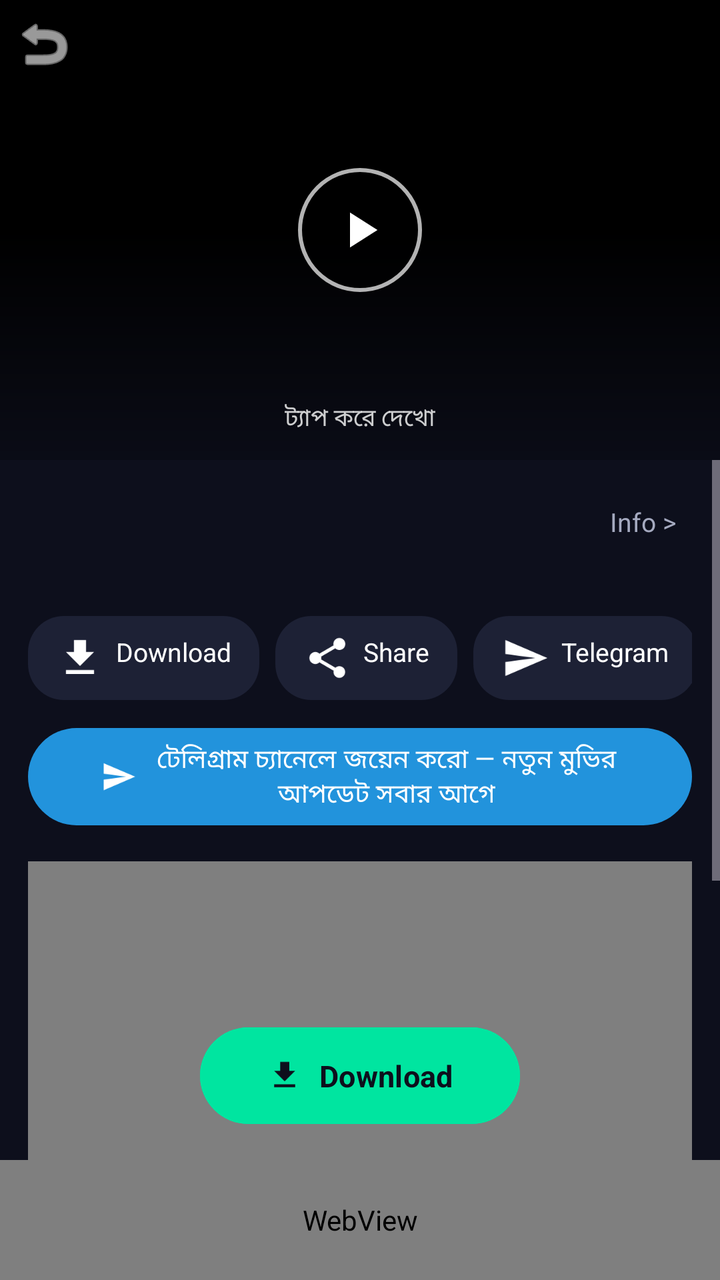
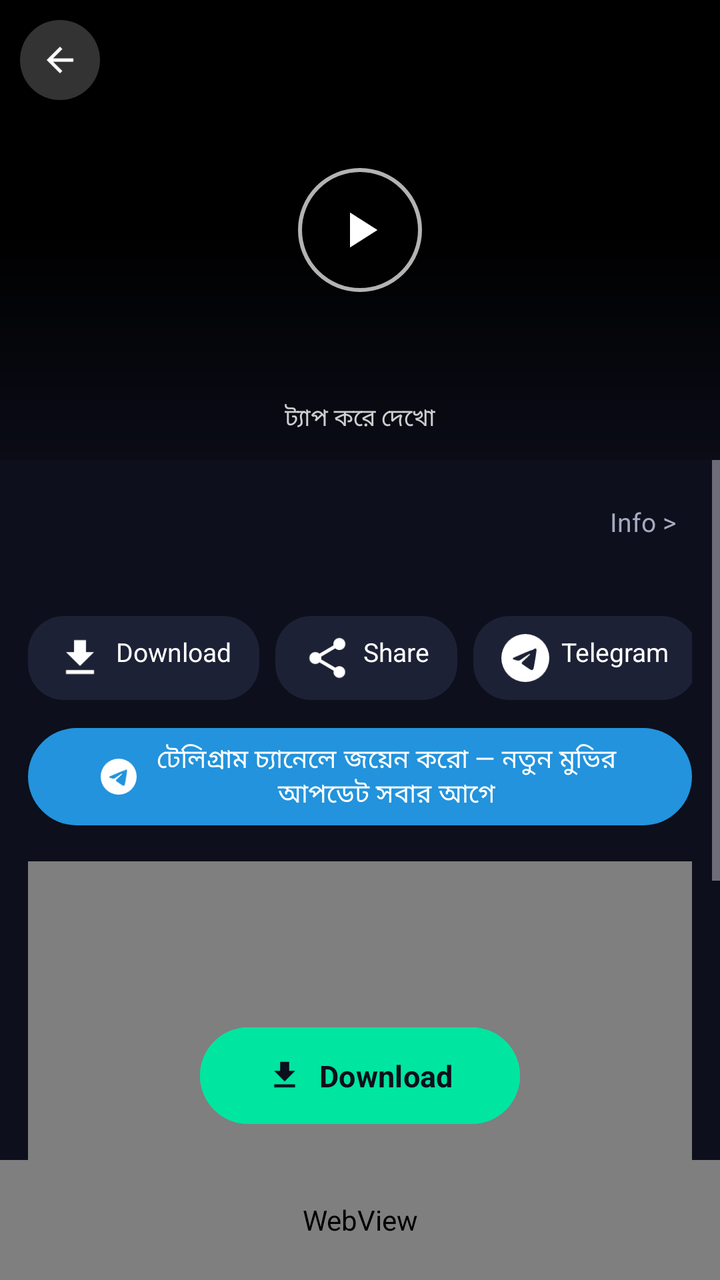

The first picture is an Android layout as it rendered before a commit; the second is the same layout after the commit. The layout source and the unified diff follow.
<!-- AndroidManifest.xml: application theme Theme.MovieBox -->
<!-- res/layout/activity_detail.xml -->
<?xml version="1.0" encoding="utf-8"?>
<FrameLayout xmlns:android="http://schemas.android.com/apk/res/android"
    xmlns:app="http://schemas.android.com/apk/res-auto"
    android:layout_width="match_parent"
    android:layout_height="match_parent"
    android:background="@color/bg">

    <LinearLayout
        android:layout_width="match_parent"
        android:layout_height="match_parent"
        android:orientation="vertical">

        
        <FrameLayout
            android:id="@+id/playerBox"
            android:layout_width="match_parent"
            android:layout_height="230dp"
            android:background="#000000">

            <androidx.media3.ui.PlayerView
                android:id="@+id/playerView"
                android:layout_width="match_parent"
                android:layout_height="match_parent"
                android:visibility="gone"
                app:resize_mode="fit"
                app:show_buffering="when_playing"
                app:surface_type="surface_view"
                app:use_controller="false" />

            
            <FrameLayout
                android:id="@+id/posterCover"
                android:layout_width="match_parent"
                android:layout_height="match_parent"
                android:background="#000000">

                <ImageView
                    android:id="@+id/dPosterTop"
                    android:layout_width="match_parent"
                    android:layout_height="match_parent"
                    android:contentDescription="poster"
                    android:scaleType="centerCrop" />

                <View
                    android:layout_width="match_parent"
                    android:layout_height="match_parent"
                    android:background="@drawable/hero_gradient" />

                <ImageButton
                    android:id="@+id/btnMiniPlayBig"
                    android:layout_width="62dp"
                    android:layout_height="62dp"
                    android:layout_gravity="center"
                    android:background="@drawable/bg_play_circle"
                    android:contentDescription="play"
                    android:padding="16dp"
                    android:scaleType="fitCenter"
                    android:src="@drawable/ic_play" />

                <TextView
                    android:layout_width="wrap_content"
                    android:layout_height="wrap_content"
                    android:layout_gravity="bottom|center_horizontal"
                    android:layout_marginBottom="12dp"
                    android:text="ট্যাপ করে দেখো"
                    android:textColor="#CCFFFFFF"
                    android:textSize="12sp" />
            </FrameLayout>

            
            <ImageButton
                android:id="@+id/btnBack"
                android:layout_width="44dp"
                android:layout_height="44dp"
                android:layout_gravity="top|start"
                android:background="?attr/selectableItemBackgroundBorderless"
                android:contentDescription="back"
                android:src="@android:drawable/ic_menu_revert"
                app:tint="#FFFFFF" />

            
            <LinearLayout
                android:id="@+id/miniCtrl"
                android:layout_width="match_parent"
                android:layout_height="wrap_content"
                android:layout_gravity="bottom"
                android:background="@drawable/hero_gradient"
                android:gravity="center_vertical"
                android:orientation="horizontal"
                android:paddingStart="8dp"
                android:paddingEnd="8dp"
                android:paddingBottom="6dp"
                android:visibility="gone">

                <ImageButton
                    android:id="@+id/btnMiniPlay"
                    android:layout_width="40dp"
                    android:layout_height="40dp"
                    android:background="?attr/selectableItemBackgroundBorderless"
                    android:contentDescription="play"
                    android:scaleType="fitCenter"
                    android:src="@drawable/ic_play" />

                <ProgressBar
                    android:id="@+id/miniBar"
                    style="?android:attr/progressBarStyleHorizontal"
                    android:layout_width="0dp"
                    android:layout_height="4dp"
                    android:layout_marginStart="4dp"
                    android:layout_weight="1"
                    android:progressTint="#FFFFFF"
                    android:progressBackgroundTint="#55FFFFFF" />

                <TextView
                    android:id="@+id/miniTime"
                    android:layout_width="wrap_content"
                    android:layout_height="wrap_content"
                    android:paddingStart="6dp"
                    android:textColor="#FFFFFF"
                    android:textSize="11sp" />

                <ImageButton
                    android:id="@+id/btnMiniMin"
                    android:layout_width="38dp"
                    android:layout_height="40dp"
                    android:background="?attr/selectableItemBackgroundBorderless"
                    android:contentDescription="minimize"
                    android:padding="8dp"
                    android:scaleType="fitCenter"
                    android:src="@drawable/ic_minimize" />

                <ImageButton
                    android:id="@+id/btnMiniMax"
                    android:layout_width="38dp"
                    android:layout_height="40dp"
                    android:background="?attr/selectableItemBackgroundBorderless"
                    android:contentDescription="fullscreen"
                    android:padding="8dp"
                    android:scaleType="fitCenter"
                    android:src="@drawable/ic_fullscreen" />
            </LinearLayout>
        </FrameLayout>

        <ScrollView
            android:layout_width="match_parent"
            android:layout_height="0dp"
            android:layout_weight="1"
            android:fillViewport="true">

            <LinearLayout
                android:layout_width="match_parent"
                android:layout_height="wrap_content"
                android:orientation="vertical"
                android:padding="14dp">

                
                <LinearLayout
                    android:layout_width="match_parent"
                    android:layout_height="wrap_content"
                    android:gravity="center_vertical"
                    android:orientation="horizontal">

                    <TextView
                        android:id="@+id/dTitle"
                        android:layout_width="0dp"
                        android:layout_height="wrap_content"
                        android:layout_weight="1"
                        android:fontFamily="sans-serif-medium"
                        android:textColor="@color/textMain"
                        android:textSize="17sp" />

                    <TextView
                        android:id="@+id/btnInfo"
                        android:layout_width="wrap_content"
                        android:layout_height="wrap_content"
                        android:padding="8dp"
                        android:text="Info >"
                        android:textColor="@color/textSub"
                        android:textSize="13sp" />
                </LinearLayout>

                <TextView
                    android:id="@+id/dMeta"
                    android:layout_width="match_parent"
                    android:layout_height="wrap_content"
                    android:layout_marginTop="4dp"
                    android:textColor="@color/textSub"
                    android:textSize="12sp" />

                
                <HorizontalScrollView
                    android:layout_width="match_parent"
                    android:layout_height="wrap_content"
                    android:layout_marginTop="10dp"
                    android:scrollbars="none">

                    <LinearLayout
                        android:layout_width="wrap_content"
                        android:layout_height="wrap_content"
                        android:orientation="horizontal">

                        <TextView
                            android:id="@+id/btnDlChip"
                            android:layout_width="wrap_content"
                            android:layout_height="wrap_content"
                            android:background="@drawable/bg_chip"
                            android:drawableStart="@drawable/ic_download"
                            android:drawablePadding="6dp"
                            android:paddingHorizontal="14dp"
                            android:paddingVertical="9dp"
                            android:text="Download"
                            android:textColor="@color/textMain"
                            android:textSize="13sp" />

                        <TextView
                            android:id="@+id/btnShare"
                            android:layout_width="wrap_content"
                            android:layout_height="wrap_content"
                            android:layout_marginStart="8dp"
                            android:background="@drawable/bg_chip"
                            android:drawableStart="@drawable/ic_share"
                            android:drawablePadding="6dp"
                            android:paddingHorizontal="14dp"
                            android:paddingVertical="9dp"
                            android:text="Share"
                            android:textColor="@color/textMain"
                            android:textSize="13sp" />

                        <TextView
                            android:id="@+id/btnTgChip"
                            android:layout_width="wrap_content"
                            android:layout_height="wrap_content"
                            android:layout_marginStart="8dp"
                            android:background="@drawable/bg_chip"
                            android:drawableStart="@drawable/ic_telegram"
                            android:drawablePadding="6dp"
                            android:paddingHorizontal="14dp"
                            android:paddingVertical="9dp"
                            android:text="Telegram"
                            android:textColor="@color/textMain"
                            android:textSize="13sp" />

                        <TextView
                            android:id="@+id/btnWebChip"
                            android:layout_width="wrap_content"
                            android:layout_height="wrap_content"
                            android:layout_marginStart="8dp"
                            android:background="@drawable/bg_chip"
                            android:drawableStart="@drawable/ic_globe"
                            android:drawablePadding="6dp"
                            android:paddingHorizontal="14dp"
                            android:paddingVertical="9dp"
                            android:text="Website"
                            android:textColor="@color/textMain"
                            android:textSize="13sp" />
                    </LinearLayout>
                </HorizontalScrollView>

                
                <com.google.android.material.button.MaterialButton
                    android:id="@+id/btnTgChannel"
                    android:layout_width="match_parent"
                    android:layout_height="wrap_content"
                    android:layout_marginTop="10dp"
                    android:text="টেলিগ্রাম চ্যানেলে জয়েন করো — নতুন মুভির আপডেট সবার আগে"
                    android:textSize="13sp"
                    app:backgroundTint="#2293DC"
                    app:icon="@drawable/ic_telegram"
                    app:iconGravity="textStart"
                    app:iconTint="#FFFFFF" />

                
                <LinearLayout
                    android:id="@+id/noVideoNote"
                    android:layout_width="match_parent"
                    android:layout_height="wrap_content"
                    android:layout_marginTop="8dp"
                    android:background="@drawable/note_card"
                    android:gravity="center_horizontal"
                    android:orientation="vertical"
                    android:padding="18dp"
                    android:visibility="gone">

                    <ImageView
                        android:layout_width="44dp"
                        android:layout_height="44dp"
                        android:alpha="0.85"
                        android:contentDescription="video"
                        android:src="@drawable/ic_video" />

                    <TextView
                        android:layout_width="wrap_content"
                        android:layout_height="wrap_content"
                        android:layout_marginTop="8dp"
                        android:fontFamily="sans-serif-medium"
                        android:text="এই ভিডিওটা অ্যাপে যোগ করা হয়নি!"
                        android:textColor="@color/textMain"
                        android:textSize="15sp" />

                    <TextView
                        android:layout_width="match_parent"
                        android:layout_height="wrap_content"
                        android:layout_marginTop="6dp"
                        android:gravity="center"
                        android:text="চিন্তা নেই! এটা আমাদের ওয়েবসাইটে আপলোড করা আছে। নিচের বাটনে চাপলেই সরাসরি ওয়েবসাইটে যাবে — সেখানে এক ক্লিকেই দেখতে পারবে।"
                        android:textColor="@color/textSub"
                        android:textSize="13sp" />

                    <com.google.android.material.button.MaterialButton
                        android:id="@+id/btnNoteWeb"
                        android:layout_width="wrap_content"
                        android:layout_height="wrap_content"
                        android:layout_marginTop="12dp"
                        android:text="ওয়েবসাইটে গিয়ে দেখো"
                        app:icon="@drawable/ic_globe"
                        app:iconGravity="textStart" />

                    <com.google.android.material.button.MaterialButton
                        android:id="@+id/btnNoteTg"
                        android:layout_width="wrap_content"
                        android:layout_height="wrap_content"
                        android:layout_marginTop="8dp"
                        android:text="টেলিগ্রাম চ্যানেলে জয়েন করো"
                        app:backgroundTint="#2293DC"
                        app:icon="@drawable/ic_telegram"
                        app:iconGravity="textStart" />
                </LinearLayout>

                
                <FrameLayout
                    android:id="@+id/adBoxRect"
                    android:layout_width="match_parent"
                    android:layout_height="250dp"
                    android:layout_marginTop="14dp"
                    android:background="@color/surface">

                    <WebView
                        android:id="@+id/adRect"
                        android:layout_width="match_parent"
                        android:layout_height="match_parent" />
                </FrameLayout>

                
                <LinearLayout
                    android:layout_width="match_parent"
                    android:layout_height="wrap_content"
                    android:layout_marginTop="14dp"
                    android:gravity="center_vertical"
                    android:orientation="horizontal">

                    <TextView
                        android:id="@+id/btnSeasonDrop"
                        android:layout_width="wrap_content"
                        android:layout_height="wrap_content"
                        android:background="@drawable/bg_chip"
                        android:drawableEnd="@drawable/ic_drop"
                        android:drawablePadding="6dp"
                        android:paddingHorizontal="14dp"
                        android:paddingVertical="9dp"
                        android:text="Season"
                        android:textColor="@color/textMain"
                        android:textSize="13sp" />

                    <TextView
                        android:layout_width="wrap_content"
                        android:layout_height="wrap_content"
                        android:layout_marginStart="10dp"
                        android:text="Resources"
                        android:textColor="@color/textSub"
                        android:textSize="12sp" />
                </LinearLayout>

                <HorizontalScrollView
                    android:layout_width="match_parent"
                    android:layout_height="wrap_content"
                    android:layout_marginTop="10dp"
                    android:scrollbars="none">

                    <LinearLayout
                        android:id="@+id/linkChips"
                        android:layout_width="wrap_content"
                        android:layout_height="wrap_content"
                        android:orientation="horizontal"
                        android:paddingVertical="2dp" />
                </HorizontalScrollView>

                
                <LinearLayout
                    android:id="@+id/seasonPanel"
                    android:layout_width="match_parent"
                    android:layout_height="wrap_content"
                    android:layout_marginTop="10dp"
                    android:background="@drawable/note_card"
                    android:orientation="vertical"
                    android:padding="12dp"
                    android:visibility="gone">

                    <LinearLayout
                        android:layout_width="match_parent"
                        android:layout_height="wrap_content"
                        android:gravity="center_vertical"
                        android:orientation="horizontal">

                        <TextView
                            android:id="@+id/seasonTitle"
                            android:layout_width="0dp"
                            android:layout_height="wrap_content"
                            android:layout_weight="1"
                            android:fontFamily="sans-serif-medium"
                            android:textColor="@color/textMain"
                            android:textSize="14sp" />

                        <ImageButton
                            android:id="@+id/btnPanelClose"
                            android:layout_width="34dp"
                            android:layout_height="34dp"
                            android:background="?attr/selectableItemBackgroundBorderless"
                            android:contentDescription="close"
                            android:src="@drawable/ic_close" />
                    </LinearLayout>

                    <androidx.recyclerview.widget.RecyclerView
                        android:id="@+id/epGrid"
                        android:layout_width="match_parent"
                        android:layout_height="wrap_content"
                        android:layout_marginTop="6dp"
                        android:nestedScrollingEnabled="false" />
                </LinearLayout>

                
                <TextView
                    android:layout_width="wrap_content"
                    android:layout_height="wrap_content"
                    android:layout_marginTop="18dp"
                    android:fontFamily="sans-serif-medium"
                    android:text="For You"
                    android:textColor="@color/textMain"
                    android:textSize="16sp" />

                <androidx.recyclerview.widget.RecyclerView
                    android:id="@+id/forYouGrid"
                    android:layout_width="match_parent"
                    android:layout_height="wrap_content"
                    android:layout_marginTop="8dp"
                    android:nestedScrollingEnabled="false" />
            </LinearLayout>
        </ScrollView>

        
        <FrameLayout
            android:id="@+id/adBox2"
            android:layout_width="match_parent"
            android:layout_height="60dp"
            android:background="@color/surface">

            <WebView
                android:id="@+id/adBanner"
                android:layout_width="match_parent"
                android:layout_height="match_parent" />
        </FrameLayout>
    </LinearLayout>

    
    <com.google.android.material.button.MaterialButton
        android:id="@+id/btnFloatDl"
        android:layout_width="wrap_content"
        android:layout_height="wrap_content"
        android:layout_gravity="bottom|center_horizontal"
        android:layout_marginBottom="74dp"
        android:backgroundTint="@color/accent2"
        android:minWidth="160dp"
        android:paddingHorizontal="26dp"
        android:paddingVertical="14dp"
        android:text="Download"
        android:textColor="#0D0F1C"
        android:textSize="15sp"
        android:textStyle="bold"
        app:cornerRadius="26dp"
        app:icon="@drawable/ic_download"
        app:iconGravity="textStart"
        app:iconTint="#0D0F1C" />

    
    <LinearLayout
        android:id="@+id/gateOverlay"
        android:layout_width="match_parent"
        android:layout_height="match_parent"
        android:background="#E6000000"
        android:gravity="center"
        android:orientation="vertical"
        android:padding="28dp"
        android:visibility="gone">

        <ImageView
            android:layout_width="44dp"
            android:layout_height="44dp"
            android:contentDescription="gate"
            android:src="@drawable/ic_play" />

        <TextView
            android:id="@+id/gateMsg"
            android:layout_width="wrap_content"
            android:layout_height="wrap_content"
            android:layout_marginTop="10dp"
            android:gravity="center"
            android:text="অ্যাড দেখা শেষ! প্লে শুরু হচ্ছে..."
            android:textColor="@color/textMain"
            android:textSize="18sp"
            android:fontFamily="sans-serif-medium" />

        <TextView
            android:id="@+id/gateCount"
            android:layout_width="wrap_content"
            android:layout_height="wrap_content"
            android:layout_marginTop="14dp"
            android:text="5"
            android:textColor="@color/accent"
            android:textSize="56sp"
            android:fontFamily="sans-serif-medium" />

        <TextView
            android:layout_width="wrap_content"
            android:layout_height="wrap_content"
            android:gravity="center"
            android:text="একটু অপেক্ষা করো — মুভি অটো প্লে হবে"
            android:textColor="@color/textSub"
            android:textSize="13sp" />

        <com.google.android.material.button.MaterialButton
            android:id="@+id/btnGateCancel"
            android:layout_width="wrap_content"
            android:layout_height="wrap_content"
            android:layout_marginTop="20dp"
            android:onClick="cancelGate"
            android:text="বাতিল করো"
            app:backgroundTint="@color/surface2" />
    </LinearLayout>
</FrameLayout>
<!-- resources referenced by this layout -->
<resources>
  <color name="accent">#7C4DFF</color>
  <color name="accent2">#00E5A0</color>
  <color name="bg">#0D0F1C</color>
  <color name="surface">#151827</color>
  <color name="surface2">#1D2135</color>
  <color name="textMain">#FFFFFF</color>
  <color name="textSub">#A5AAC0</color>
  <!-- drawable bg_chip (drawable) -->
  <?xml version="1.0" encoding="utf-8"?>
  <shape xmlns:android="http://schemas.android.com/apk/res/android"
      android:shape="rectangle">
      <solid android:color="@color/surface2" />
      <corners android:radius="18dp" />
  </shape>
  <!-- drawable bg_play_circle (drawable) -->
  <?xml version="1.0" encoding="utf-8"?>
  <shape xmlns:android="http://schemas.android.com/apk/res/android"
      android:shape="oval">
      <solid android:color="#99000000" />
      <stroke android:width="2dp" android:color="#B3FFFFFF" />
  </shape>
  <!-- drawable ic_play (drawable) -->
  <?xml version="1.0" encoding="utf-8"?>
  <vector xmlns:android="http://schemas.android.com/apk/res/android"
      android:width="24dp"
      android:height="24dp"
      android:viewportWidth="24"
      android:viewportHeight="24">
      <path
          android:fillColor="#FFFFFF"
          android:pathData="M8,5v14l11,-7z" />
  </vector>
  <!-- drawable ic_telegram (drawable) -->
  <?xml version="1.0" encoding="utf-8"?>
  <vector xmlns:android="http://schemas.android.com/apk/res/android"
      android:width="24dp"
      android:height="24dp"
      android:viewportWidth="24"
      android:viewportHeight="24">
      <path
          android:fillColor="#FFFFFF"
          android:pathData="M2.01,21L23,12 2.01,3 2,10l15,2 -15,2z" />
  </vector>
  <!-- drawable note_card (drawable) -->
  <?xml version="1.0" encoding="utf-8"?>
  <shape xmlns:android="http://schemas.android.com/apk/res/android" android:shape="rectangle">
      <solid android:color="#1B1F33" />
      <corners android:radius="14dp" />
      <stroke android:width="1dp" android:color="#3D7C4DFF" />
  </shape>
  <!-- unchanged entries left out for length: 10 -->
</resources>

<!-- the commit's change to res/layout/activity_detail.xml (unified diff, before → after) -->
@@ -70,12 +70,15 @@
             
             <ImageButton
                 android:id="@+id/btnBack"
-                android:layout_width="44dp"
-                android:layout_height="44dp"
+                android:layout_width="40dp"
+                android:layout_height="40dp"
                 android:layout_gravity="top|start"
-                android:background="?attr/selectableItemBackgroundBorderless"
+                android:layout_margin="10dp"
+                android:background="@drawable/player_btn_circle"
                 android:contentDescription="back"
-                android:src="@android:drawable/ic_menu_revert"
+                android:padding="10dp"
+                android:scaleType="fitCenter"
+                android:src="@drawable/ic_back"
                 app:tint="#FFFFFF" />
 
             
@@ -358,6 +361,21 @@
                         android:paddingHorizontal="14dp"
                         android:paddingVertical="9dp"
                         android:text="Season"
+                        android:textColor="@color/textMain"
+                        android:textSize="13sp" />
+
+                    
+                    <TextView
+                        android:id="@+id/btnAudioDrop"
+                        android:layout_width="wrap_content"
+                        android:layout_height="wrap_content"
+                        android:layout_marginStart="8dp"
+                        android:background="@drawable/bg_chip"
+                        android:drawableStart="@drawable/ic_lang"
+                        android:drawablePadding="6dp"
+                        android:paddingHorizontal="14dp"
+                        android:paddingVertical="9dp"
+                        android:text="Audio"
                         android:textColor="@color/textMain"
                         android:textSize="13sp" />
 
<!-- resource entries referenced after the edit -->
@@ -21,6 +21,28 @@
       <solid android:color="#99000000" />
       <stroke android:width="2dp" android:color="#B3FFFFFF" />
   </shape>
+  <!-- drawable ic_back (drawable) -->
+  <?xml version="1.0" encoding="utf-8"?>
+  <vector xmlns:android="http://schemas.android.com/apk/res/android"
+      android:width="24dp"
+      android:height="24dp"
+      android:viewportWidth="24"
+      android:viewportHeight="24">
+      <path
+          android:fillColor="#FFFFFF"
+          android:pathData="M20,11H7.83l5.59,-5.59L12,4l-8,8 8,8 1.41,-1.41L7.83,13H20v-2z" />
+  </vector>
+  <!-- drawable ic_lang (drawable) -->
+  <?xml version="1.0" encoding="utf-8"?>
+  <vector xmlns:android="http://schemas.android.com/apk/res/android"
+      android:width="24dp"
+      android:height="24dp"
+      android:viewportWidth="24"
+      android:viewportHeight="24">
+      <path
+          android:fillColor="#FFFFFF"
+          android:pathData="M20,2H4c-1.1,0 -1.99,0.9 -1.99,2L2,22l4,-4h14c1.1,0 2,-0.9 2,-2V4c0,-1.1 -0.9,-2 -2,-2z" />
+  </vector>
   <!-- drawable ic_play (drawable) -->
   <?xml version="1.0" encoding="utf-8"?>
   <vector xmlns:android="http://schemas.android.com/apk/res/android"
@@ -41,7 +63,7 @@
       android:viewportHeight="24">
       <path
           android:fillColor="#FFFFFF"
-          android:pathData="M2.01,21L23,12 2.01,3 2,10l15,2 -15,2z" />
+          android:pathData="M11.944 0A12 12 0 0 0 0 12a12 12 0 0 0 12 12 12 12 0 0 0 12-12A12 12 0 0 0 12 0a12 12 0 0 0-0.056 0zm4.962 7.224c0.1-0.002 0.321 0.023 0.465 0.14a0.506 0.506 0 0 1 0.171 0.325c0.016 0.093 0.036 0.306 0.02 0.472-0.18 1.898-0.962 6.502-1.36 8.627-0.168 0.9-0.499 1.201-0.82 1.23-0.696 0.065-1.225-0.46-1.9-0.902-1.056-0.693-1.653-1.124-2.678-1.8-1.185-0.78-0.417-1.21 0.258-1.91 0.177-0.184 3.247-2.977 3.307-3.23 0.007-0.03 0.01-0.14-0.052-0.198-0.062-0.058-0.153-0.038-0.219-0.023-0.093 0.02-1.583 1.006-4.467 2.955-0.423 0.29-0.804 0.432-1.145 0.425-0.377-0.008-1.103-0.213-1.642-0.388-0.662-0.215-1.187-0.329-1.145-0.694 0.024-0.19 0.286-0.385 0.796-0.584 2.75-1.196 4.583-1.985 5.5-2.377 2.62-1.09 3.164-1.28 3.517-1.286z" />
   </vector>
   <!-- drawable note_card (drawable) -->
   <?xml version="1.0" encoding="utf-8"?>
@@ -50,6 +72,11 @@
       <corners android:radius="14dp" />
       <stroke android:width="1dp" android:color="#3D7C4DFF" />
   </shape>
+  <!-- drawable player_btn_circle (drawable) -->
+  <?xml version="1.0" encoding="utf-8"?>
+  <shape xmlns:android="http://schemas.android.com/apk/res/android" android:shape="oval">
+      <solid android:color="#33FFFFFF" />
+  </shape>
   <!-- unchanged entries left out for length: 10 -->
 </resources>
 
